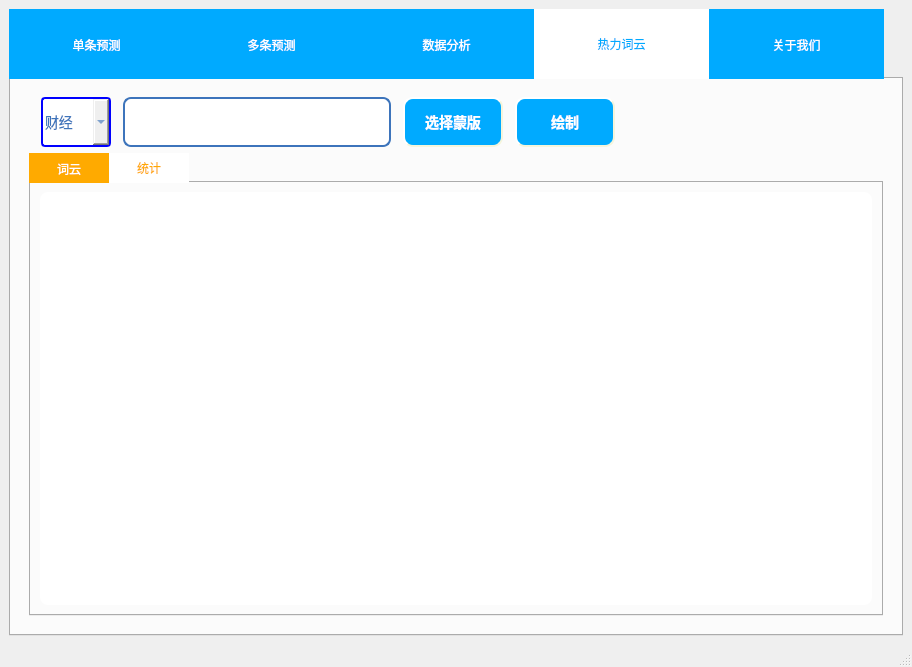
Old version of the form ui/mainwindow.ui in the repository dragonbra/Meows.
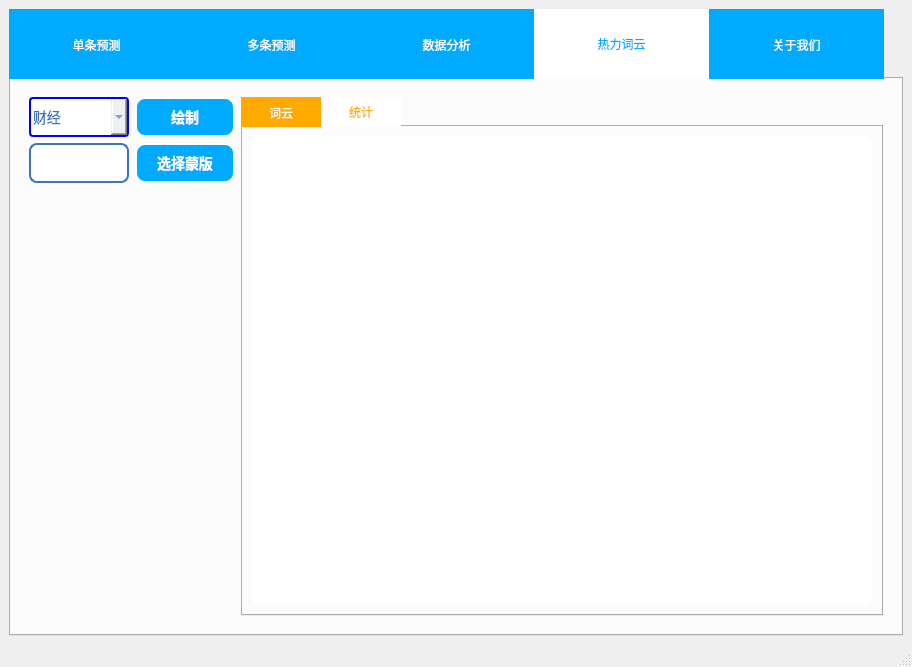
New version of the form. The open tabs and pages were chosen to show the change. Custom widgets are drawn as their Qt base class.

```diff
--- a/ui/mainwindow.ui
+++ b/ui/mainwindow.ui
@@ -1253,17 +1253,11 @@
        <layout class="QGridLayout" name="gridLayout_9">
         <item row="1" column="0">
          <widget class="QWidget" name="widget" native="true">
-          <layout class="QGridLayout" name="gridLayout_10">
+          <layout class="QGridLayout" name="gridLayout_10" columnstretch="0,10">
            <item row="0" column="0">
             <layout class="QVBoxLayout" name="verticalLayout_3">
              <item>
-              <layout class="QHBoxLayout" name="horizontalLayout_3">
-               <property name="spacing">
-                <number>12</number>
-               </property>
-               <property name="leftMargin">
-                <number>12</number>
-               </property>
+              <layout class="QHBoxLayout" name="horizontalLayout_10" stretch="10,6">
                <item>
                 <widget class="QComboBox" name="wordCloudSrc">
                  <property name="sizePolicy">
@@ -1274,8 +1268,14 @@
                  </property>
                  <property name="minimumSize">
                   <size>
-                   <width>70</width>
-                   <height>50</height>
+                   <width>100</width>
+                   <height>40</height>
+                  </size>
+                 </property>
+                 <property name="maximumSize">
+                  <size>
+                   <width>100</width>
+                   <height>16777215</height>
                   </size>
                  </property>
                  <property name="cursor">
@@ -1345,6 +1345,52 @@
                 </widget>
                </item>
                <item>
+                <widget class="QPushButton" name="wordDrawButton">
+                 <property name="sizePolicy">
+                  <sizepolicy hsizetype="Preferred" vsizetype="Preferred">
+                   <horstretch>0</horstretch>
+                   <verstretch>0</verstretch>
+                  </sizepolicy>
+                 </property>
+                 <property name="minimumSize">
+                  <size>
+                   <width>100</width>
+                   <height>0</height>
+                  </size>
+                 </property>
+                 <property name="maximumSize">
+                  <size>
+                   <width>100</width>
+                   <height>50</height>
+                  </size>
+                 </property>
+                 <property name="styleSheet">
+                  <string notr="true">QPushButton {
+	color:white;
+    background-color:rgb(0, 170, 255);
+    border-style: outset;
+    border-width: 2px;
+    border-radius: 10px;
+    border-color: beige;
+    font: bold 14px;
+    padding: 6px;
+}
+QPushButton::pressed {
+    background-color: white;
+	color:rgb(0, 170, 255);
+    border-style: inset;
+}</string>
+                 </property>
+                 <property name="text">
+                  <string>绘制</string>
+                 </property>
+                </widget>
+               </item>
+              </layout>
+             </item>
+             <item>
+              <layout class="QHBoxLayout" name="horizontalLayout_3" stretch="10,6">
+               <item>
                 <widget class="QLineEdit" name="wordCloudMask">
                  <property name="sizePolicy">
                   <sizepolicy hsizetype="Expanding" vsizetype="Preferred">
@@ -1352,10 +1398,16 @@
                    <verstretch>0</verstretch>
                   </sizepolicy>
                  </property>
+                 <property name="minimumSize">
+                  <size>
+                   <width>0</width>
+                   <height>40</height>
+                  </size>
+                 </property>
                  <property name="maximumSize">
                   <size>
-                   <width>300</width>
-                   <height>16777215</height>
+                   <width>100</width>
+                   <height>40</height>
                   </size>
                  </property>
                  <property name="styleSheet">
@@ -1412,64 +1464,28 @@
                  </property>
                 </widget>
                </item>
-               <item>
-                <widget class="QPushButton" name="wordDrawButton">
-                 <property name="sizePolicy">
-                  <sizepolicy hsizetype="Preferred" vsizetype="Preferred">
-                   <horstretch>0</horstretch>
-                   <verstretch>0</verstretch>
-                  </sizepolicy>
-                 </property>
-                 <property name="minimumSize">
-                  <size>
-                   <width>100</width>
-                   <height>0</height>
-                  </size>
-                 </property>
-                 <property name="maximumSize">
-                  <size>
-                   <width>100</width>
-                   <height>50</height>
-                  </size>
-                 </property>
-                 <property name="styleSheet">
-                  <string notr="true">QPushButton {
-	color:white;
-    background-color:rgb(0, 170, 255);
-    border-style: outset;
-    border-width: 2px;
-    border-radius: 10px;
-    border-color: beige;
-    font: bold 14px;
-    padding: 6px;
-}
-QPushButton::pressed {
-    background-color: white;
-	color:rgb(0, 170, 255);
-    border-style: inset;
-}</string>
-                 </property>
-                 <property name="text">
-                  <string>绘制</string>
-                 </property>
-                </widget>
+              </layout>
                </item>
                <item>
-                <spacer name="horizontalSpacer_3">
+              <layout class="QVBoxLayout" name="verticalLayout_7">
+               <item>
+                <spacer name="verticalSpacer_2">
                  <property name="orientation">
-                  <enum>Qt::Horizontal</enum>
+                  <enum>Qt::Vertical</enum>
                  </property>
                  <property name="sizeHint" stdset="0">
                   <size>
-                   <width>40</width>
-                   <height>20</height>
+                   <width>20</width>
+                   <height>40</height>
                   </size>
                  </property>
                 </spacer>
                </item>
               </layout>
              </item>
-             <item>
+            </layout>
+           </item>
+           <item row="0" column="1">
               <widget class="QTabWidget" name="wordCloudTabWidget">
                <property name="styleSheet">
                 <string notr="true">QTabWidget::pane{
@@ -1544,8 +1560,6 @@
               </widget>
              </item>
             </layout>
-           </item>
-          </layout>
          </widget>
         </item>
        </layout>
```
Left out of the diff: 3 changed lines with no effect on the pictures. Lines whose indentation alone changed are shown as unchanged.
